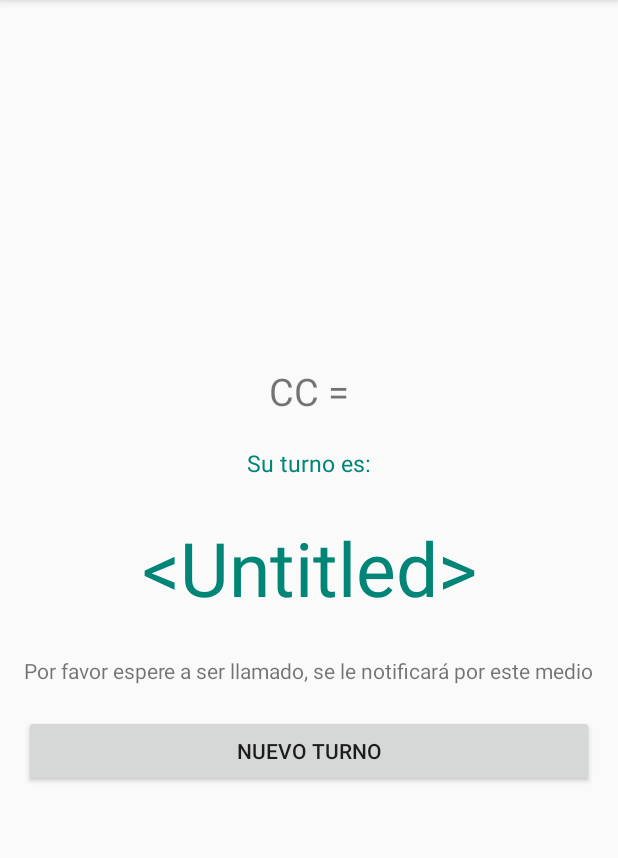
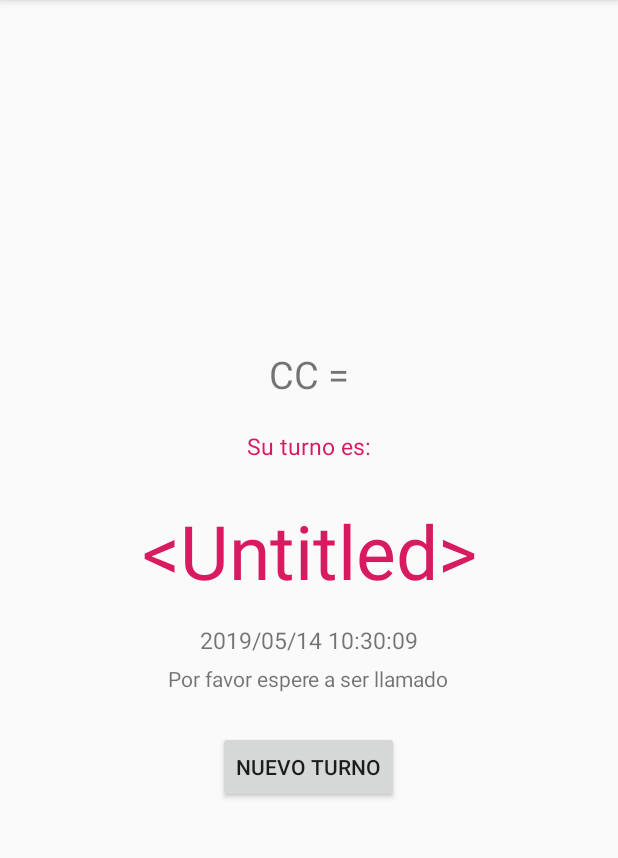
Before and after one commit to dev-darenas/turnero, an Android app: the MainActivity screen opened directly, with no data from a screen before it, on a phone screen of 412 x 824 dp, the part 84-942 px from its top. Run offline under Robolectric (Android 15) with nearby library versions, the phone set to English and light mode, and no system bars; libraries missing offline, so code that uses them is left out: com.mazenrashed.printooth; 4 statements that could not run were skipped.

Commit message:
Some bug fixes and Bluetooth printer implementation

```diff
--- a/Android/QueueMasterState/app/src/main/java/com/uniajc/queuemasterstate/MainActivity.kt
+++ b/Android/QueueMasterState/app/src/main/java/com/uniajc/queuemasterstate/MainActivity.kt
@@ -4,29 +4,56 @@ import android.support.v7.app.AppCompatActivity
 import android.os.Bundle
 import android.widget.Button
 import android.widget.TextView
+import android.widget.Toast
+import com.mazenrashed.printooth.Printooth
+import com.mazenrashed.printooth.data.printable.Printable
+import com.mazenrashed.printooth.data.printable.TextPrintable
+import com.mazenrashed.printooth.data.printer.DefaultPrinter
+import com.mazenrashed.printooth.utilities.Printing
 import kotlinx.android.synthetic.main.activity_main.*
+import java.text.SimpleDateFormat
+import java.util.*
+import kotlin.collections.ArrayList
 
 class MainActivity : AppCompatActivity() {
     private lateinit var stringCc: String
     private lateinit var btNewTurn: Button
     private lateinit var stringTurn: String
+    private var bImp: Boolean = false
 
     override fun onCreate(savedInstanceState: Bundle?) {
         super.onCreate(savedInstanceState)
         setContentView(R.layout.activity_main)
+        Printooth.init(this)
         val etCc = findViewById<TextView>(R.id.tv_cc)
+        val date = getCurrentDateTime()
+        val dateInString = date.toString("yyyy/MM/dd HH:mm:ss")
+        val tvDate = findViewById<TextView>(R.id.tv_date)
+
+        tvDate.text = dateInString
 
         stringCc = intent.getStringExtra("t_cc")
         stringTurn = intent.getStringExtra("t_turn")
+        bImp = intent.getBooleanExtra("b_imp",false)
 
-        if(!stringCc.isBlank() || !stringTurn.isBlank()){
-            // PRINT
+        if ((!stringCc.isBlank() || !stringTurn.isBlank()) && bImp) {
+            var printing: Printing?
+            try {
+                Printooth.setPrinter("BlueTooth Printer", "66:12:7C:0F:54:60")
+                if (Printooth.hasPairedPrinter()) {
+                    printing = Printooth.printer()
+
+                    val printables = getTurnPrintables()
+                    printing.print(printables)
+                }
+            } catch (e: Exception) {
+                Toast.makeText(this, e.message, Toast.LENGTH_LONG).show()
+            }
         }
 
         btNewTurn = findViewById(R.id.bt_new)
 
         btNewTurn.setOnClickListener {
-
             finish()
             finishActivity(2)
 
@@ -34,4 +61,50 @@ class MainActivity : AppCompatActivity() {
         etCc.text = "CC: $stringCc"
         tv_turn.text = stringTurn
     }
+    private fun getTurnPrintables() = ArrayList<Printable>().apply {
+        val date = getCurrentDateTime()
+        val dateInString = date.toString("yyyy/MM/dd HH:mm:ss")
+        add(TextPrintable.Builder()
+            .setText("Queue Master")
+            .setFontSize(DefaultPrinter.FONT_SIZE_LARGE)
+            .setAlignment(DefaultPrinter.ALIGNMENT_CENTER)
+            .setNewLinesAfter(2)
+            .build())
+        add(TextPrintable.Builder()
+            .setText("Su turno:")
+            .setFontSize(DefaultPrinter.FONT_SIZE_NORMAL)
+            .setAlignment(DefaultPrinter.ALIGNMENT_CENTER)
+            .setNewLinesAfter(1)
+            .build())
+        if(stringTurn.isNotEmpty()){
+            add(TextPrintable.Builder()
+                .setText(stringTurn)
+                .setFontSize(DefaultPrinter.FONT_SIZE_LARGE)
+                .setAlignment(DefaultPrinter.ALIGNMENT_CENTER)
+                .setNewLinesAfter(1)
+                .build())
+        }
+        else{
+            add(TextPrintable.Builder()
+                .setText("ERROR")
+                .setFontSize(DefaultPrinter.FONT_SIZE_LARGE)
+                .setAlignment(DefaultPrinter.ALIGNMENT_CENTER)
+                .setNewLinesAfter(1)
+                .build())
+        }
+        add(TextPrintable.Builder()
+            .setText(dateInString)
+            .setFontSize(DefaultPrinter.FONT_SIZE_NORMAL)
+            .setAlignment(DefaultPrinter.ALIGNMENT_CENTER)
+            .setNewLinesAfter(3)
+            .build())
+    }
+    private fun Date.toString(format: String, locale: Locale = Locale.getDefault()): String {
+        val formatter = SimpleDateFormat(format, locale)
+        return formatter.format(this)
+    }
+
+    private fun getCurrentDateTime(): Date {
+        return Calendar.getInstance().time
+    }
 }
--- a/Android/QueueMasterState/app/src/main/java/com/uniajc/queuemasterstate/RequestCcActivity.kt
+++ b/Android/QueueMasterState/app/src/main/java/com/uniajc/queuemasterstate/RequestCcActivity.kt
@@ -53,7 +53,7 @@ class RequestCcActivity : AppCompatActivity() {
             } else {
                 Toast.makeText(
                     baseContext,
-                    "Error, Cedula y correo o número telefonico son obligatorios",
+                    "Error, el ingreso de la cedula es obligatorio",
                     Toast.LENGTH_SHORT
                 ).show()
             }
--- a/Android/QueueMasterState/app/src/main/res/layout/activity_main.xml
+++ b/Android/QueueMasterState/app/src/main/res/layout/activity_main.xml
@@ -27,7 +27,7 @@
         <TextView
                 android:textSize="15sp"
                 android:text="Su turno es:"
-                android:textColor="@color/colorPrimary"
+                android:textColor="@color/colorAccent"
                 android:gravity="center"
                 android:layout_width="wrap_content"
                 android:layout_height="wrap_content"/>
@@ -36,24 +36,35 @@
                 android:padding="25sp"
                 android:gravity="center"
                 android:textSize="50sp"
-                android:textColor="@color/colorPrimary"
+                android:textColor="@color/colorAccent"
                 android:id="@+id/tv_turn"
                 android:layout_width="match_parent"
                 android:layout_height="wrap_content"
                 android:text="@android:string/untitled"
         />
+
         <TextView
-                android:layout_marginBottom="20dp"
-                android:text="Por favor espere a ser llamado, se le notificará por este medio"
+                android:layout_marginTop="-10dp"
+                android:id="@+id/tv_date"
+                android:layout_width="wrap_content"
+                android:layout_height="wrap_content"
+                android:text="yyyy/MM/dd HH:mm:ss"
+                android:layout_marginBottom="5dp"
+                android:textSize="15dp"/>
+
+        <TextView
+                android:text="Por favor espere a ser llamado"
                 android:gravity="center"
                 android:layout_width="wrap_content"
-                android:layout_height="wrap_content"/>
+                android:layout_height="wrap_content"
+                android:layout_marginBottom="25dp"/>
+
 
         <Button
                 android:id="@+id/bt_new"
                 android:layout_marginBottom="20dp"
                 android:text="Nuevo turno"
-                android:layout_width="match_parent"
+                android:layout_width="wrap_content"
                 android:layout_height="wrap_content"/>
 
 
--- a/Android/QueueMasterState/app/src/main/res/layout/activity_request_cc.xml
+++ b/Android/QueueMasterState/app/src/main/res/layout/activity_request_cc.xml
@@ -22,14 +22,15 @@
                 android:layout_width="wrap_content"
                 android:layout_height="wrap_content"
                 android:text="@string/description"
-                android:textSize="25dp"/>
+                android:textSize="25sp"/>
 
         <AutoCompleteTextView
                 android:id="@+id/et_cc"
                 android:layout_width="match_parent"
                 android:layout_height="wrap_content"
                 android:textAlignment="center"
-                android:inputType="number"/>
+                android:inputType="number"
+                android:imeOptions="actionDone"/>
 
         <Button
                 android:id="@+id/bt_next_01"
--- a/Android/QueueMasterState/app/src/main/res/layout/activity_request_last.xml
+++ b/Android/QueueMasterState/app/src/main/res/layout/activity_request_last.xml
@@ -32,7 +32,8 @@
                     android:layout_height="match_parent"
                     android:text="Impresión"
                     android:layout_marginEnd="15dp"
-                    android:textSize="18sp"/>
+                    android:textSize="18sp"
+                    android:checked="true"/>
             <CheckBox
                     android:id="@+id/cb_email"
                     android:layout_width="wrap_content"
@@ -52,6 +53,7 @@
 
         <ListView
                 android:id="@+id/lv_text"
+                android:divider="@null"
                 android:layout_width="match_parent"
                 android:layout_height="wrap_content"/>
 
--- a/Android/QueueMasterState/app/src/main/res/layout/edit_text_media_item.xml
+++ b/Android/QueueMasterState/app/src/main/res/layout/edit_text_media_item.xml
@@ -9,6 +9,7 @@
             android:id="@+id/et_media"
             android:layout_width="match_parent"
             android:layout_height="wrap_content"
-            android:textSize="18sp"/>
+            android:textSize="18sp"
+            android:imeOptions="actionDone"/>
 
 </LinearLayout>
--- a/Android/QueueMasterState/app/src/main/res/values/strings.xml
+++ b/Android/QueueMasterState/app/src/main/res/values/strings.xml
@@ -4,4 +4,7 @@
     <string name="description">Por favor escribir su número de cédula</string>
     <string name="submit">Enviar</string>
     <string name="cc">CC =</string>
+    <string name="descPri">Si usted es una persona discapacitada, embarazada o de la tercera edad, por favor escoja esta
+        opción.
+    </string>
 </resources>
```
Also changed, not shown: Android/QueueMasterState/app/build.gradle (+13 -0 lines), Android/QueueMasterState/app/src/main/java/com/uniajc/queuemasterstate/RequestLastActivity.kt (+7 -5 lines), Android/QueueMasterState/app/src/main/res/layout/activity_request_pri.xml (+6 -4 lines).
